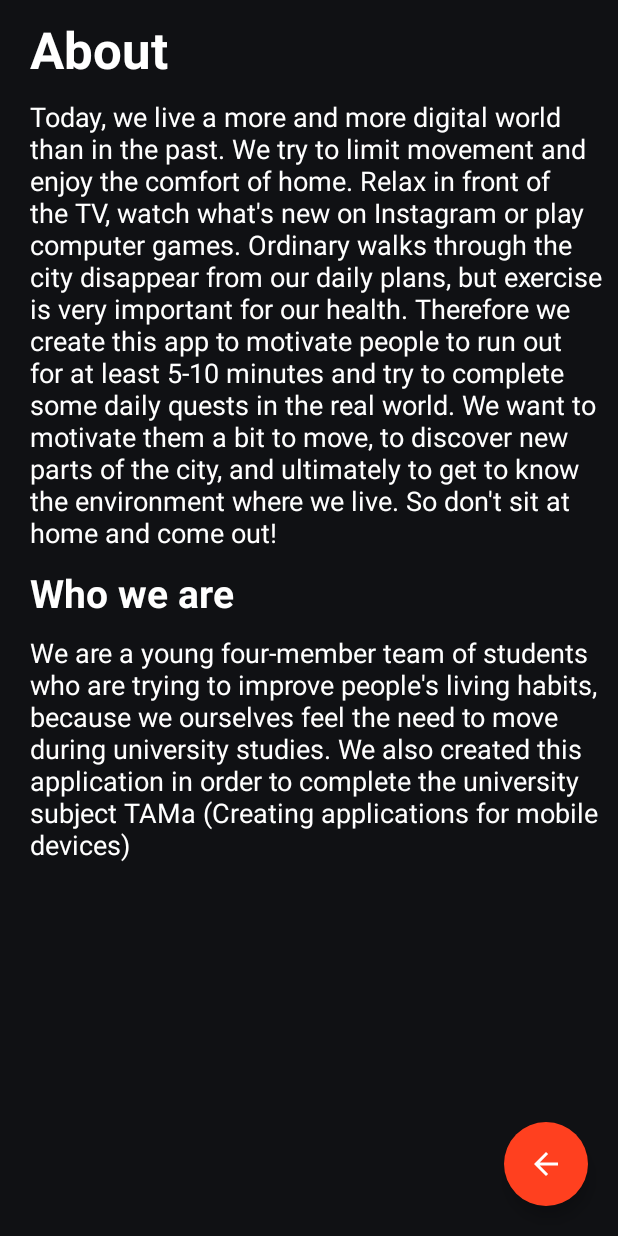
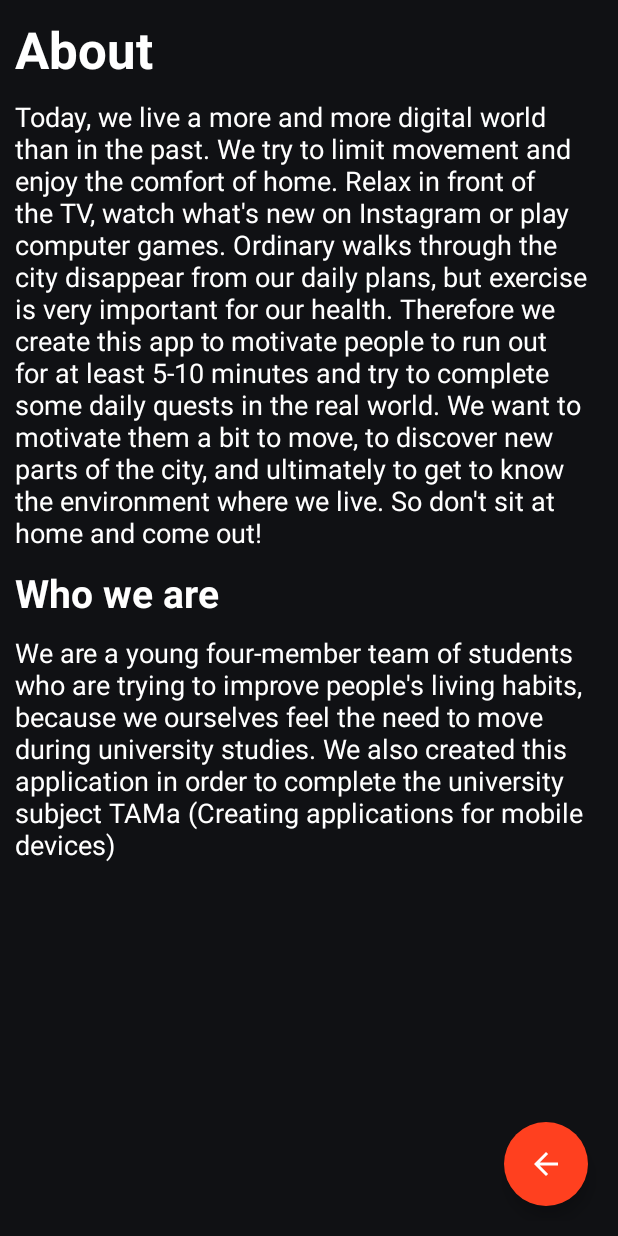
Before and after one commit to janumichal/CrumbMaster, an Android app: the AboutActivity screen opened directly, with no data from a screen before it, on a phone screen of 412 x 824 dp. Run offline under Robolectric (Android 15) with nearby library versions, the phone set to English and light mode, and no system bars.

Commit message:
fixed typo and scrollable about

```diff
--- a/app/src/main/res/layout/activity_about.xml
+++ b/app/src/main/res/layout/activity_about.xml
@@ -5,13 +5,18 @@
     android:layout_width="match_parent"
     android:layout_height="match_parent"
     tools:context=".AboutActivity"
-    android:background="#101114">
+    android:background="#101114"
+    android:padding="10dp">
+<ScrollView
+    android:layout_width="match_parent"
+    android:layout_height="match_parent">
+    <RelativeLayout
+        android:layout_width="match_parent"
+        android:layout_height="match_parent">
         <TextView
             android:id="@+id/title_about"
             android:layout_width="wrap_content"
             android:layout_height="wrap_content"
-        android:layout_marginStart="20dp"
-        android:layout_marginTop="10dp"
             android:text="About"
             android:textColor="@color/white"
             android:textSize="34sp"
@@ -21,10 +26,9 @@
             android:id="@+id/purpuse_text"
             android:layout_width="wrap_content"
             android:layout_height="wrap_content"
-        android:layout_marginStart="20dp"
+            android:layout_below="@+id/title_about"
             android:layout_marginTop="10dp"
             android:text="Today, we live a more and more digital world than in the past. We try to limit movement and enjoy the comfort of home. Relax in front of the TV, watch what's new on Instagram or play computer games. Ordinary walks through the city disappear from our daily plans, but exercise is very important for our health. Therefore we create this app to motivate people to run out for at least 5-10 minutes and try to complete some daily quests in the real world. We want to motivate them a bit to move, to discover new parts of the city, and ultimately to get to know the environment where we live. So don't sit at home and come out!"
-        android:layout_below="@+id/title_about"
             android:textColor="@color/white"
             android:textSize="18sp" />
 
@@ -32,7 +36,6 @@
             android:id="@+id/who_we_are"
             android:layout_width="wrap_content"
             android:layout_height="wrap_content"
-        android:layout_marginStart="20dp"
             android:layout_marginTop="10dp"
             android:text="Who we are"
             android:layout_below="@+id/purpuse_text"
@@ -44,13 +47,17 @@
             android:id="@+id/who_we_are_text"
             android:layout_width="wrap_content"
             android:layout_height="wrap_content"
-        android:layout_marginStart="20dp"
             android:layout_marginTop="10dp"
             android:text="We are a young four-member team of students who are trying to improve people's living habits, because we ourselves feel the need to move during university studies. We also created this application in order to complete the university subject TAMa (Creating applications for mobile devices)"
             android:layout_below="@+id/who_we_are"
             android:textColor="@color/white"
             android:textSize="18sp" />
 
+
+
+    </RelativeLayout>
+
+</ScrollView>
     <com.google.android.material.floatingactionbutton.FloatingActionButton
         android:id="@+id/BackBtn_about"
         android:layout_width="wrap_content"
@@ -64,7 +71,7 @@
         app:tint="@color/white"
         app:useCompatPadding="false"
         tools:ignore="SpeakableTextPresentCheck"
-        android:layout_margin="20dp"/>
+        android:layout_margin="10dp"/>
 
 
 </RelativeLayout>
--- a/app/src/main/res/layout/fragment_statistics.xml
+++ b/app/src/main/res/layout/fragment_statistics.xml
@@ -33,7 +33,7 @@
             android:layout_width="wrap_content"
             android:layout_height="30dp"
             android:gravity="left"
-            android:text="Frist run:"
+            android:text="First run:"
             android:textColor="@color/white"
             android:textSize="20sp" />
 
```
Lines whose indentation alone changed are shown as unchanged.
